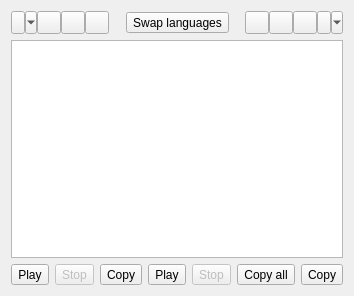
The window that src/popupwindow.ui (crow-translate/crow-translate) describes before a commit, drawn with Qt 5.
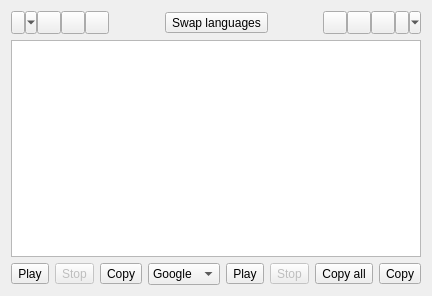
The same window after the commit. Icons and pictures are not drawn.

Patch:
```diff
--- a/src/popupwindow.ui
+++ b/src/popupwindow.ui
@@ -6,7 +6,7 @@
    <rect>
     <x>0</x>
     <y>0</y>
-    <width>334</width>
+    <width>390</width>
     <height>296</height>
    </rect>
   </property>
@@ -296,6 +296,26 @@
        </property>
       </spacer>
      </item>
+     <item>
+      <widget class="QComboBox" name="engineComboBox">
+       <item>
+        <property name="text">
+         <string>Google</string>
+        </property>
+        <property name="icon">
+         <iconset theme="google"/>
+        </property>
+       </item>
+       <item>
+        <property name="text">
+         <string>Yandex</string>
+        </property>
+        <property name="icon">
+         <iconset theme="yandex-browser"/>
+        </property>
+       </item>
+      </widget>
+     </item>
      <item>
       <widget class="QToolButton" name="playTranslationButton">
        <property name="toolTip">
```
